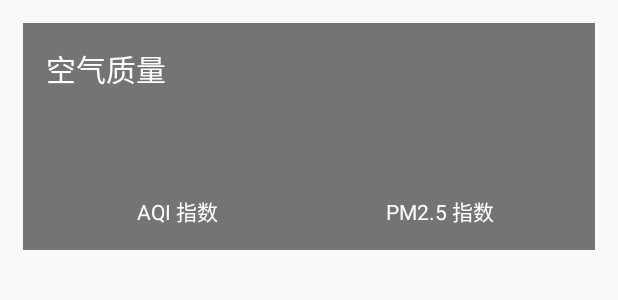
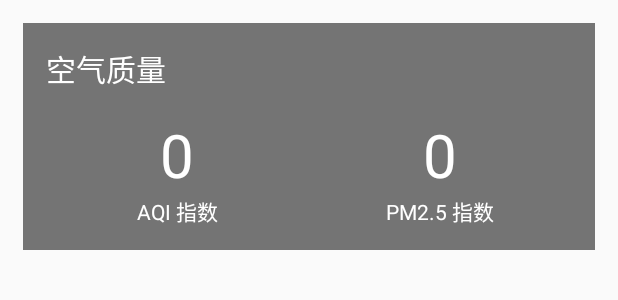
Before and after one commit to SonwTiger1616/coolweather, an Android app: the layout aqi.xml on its own in the app's theme, with its tools: preview values and no code run, on a phone screen of 412 x 824 dp. Shown: the top 300 px of the screen. Run offline under Robolectric (Android 15) with nearby library versions, the phone set to English and light mode, and no system bars.

Commit message:
修复香港等特殊城市没有AQI导致程序崩溃的问题

```diff
--- a/app/src/main/java/com/coolweather/android/WeatherActivity.java
+++ b/app/src/main/java/com/coolweather/android/WeatherActivity.java
@@ -220,8 +220,10 @@ public class WeatherActivity extends AppCompatActivity {
             minText.setText(forecast.temperature.min);
             forecastLayout.addView(view);
         }
-        aqiText.setText(weather.aqi.city.aqi);
-        pm25Text.setText(weather.aqi.city.pm25);
+        if (weather.aqi != null){
+            aqiText.setText(weather.aqi.city.aqi);
+            pm25Text.setText(weather.aqi.city.pm25);
+        }
         comfortText.setText("舒适度：" + weather.suggestion.comfort.info);
         carwashText.setText("洗车指数：" + weather.suggestion.carWash.info);
         sportText.setText("运动建议：" + weather.suggestion.sport.info);
--- a/app/src/main/res/layout/aqi.xml
+++ b/app/src/main/res/layout/aqi.xml
@@ -37,6 +37,7 @@
                     android:layout_height="wrap_content"
                     android:textColor="#FFFFFF"
                     android:layout_gravity="center"
+                    android:text="0"
                     android:textSize="40dp"/>
 
                 <TextView
@@ -67,6 +68,7 @@
                     android:layout_height="wrap_content"
                     android:layout_gravity="center"
                     android:textColor="#FFFFFF"
+                    android:text="0"
                     android:textSize="40sp"/>
 
                 <TextView
```
